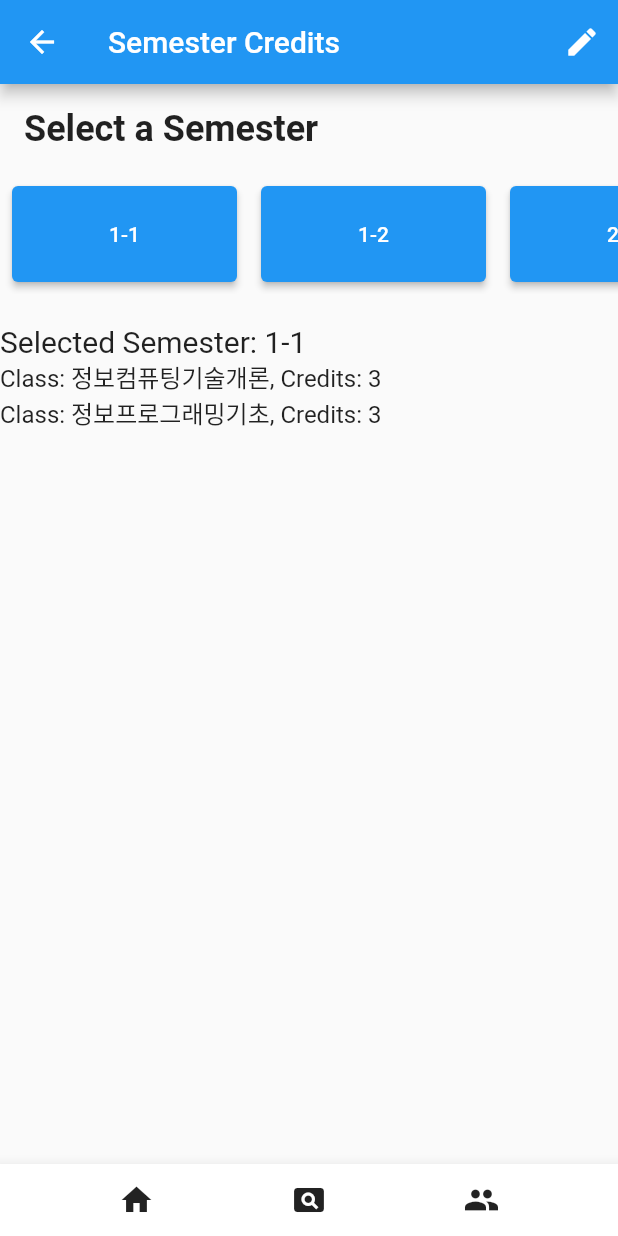
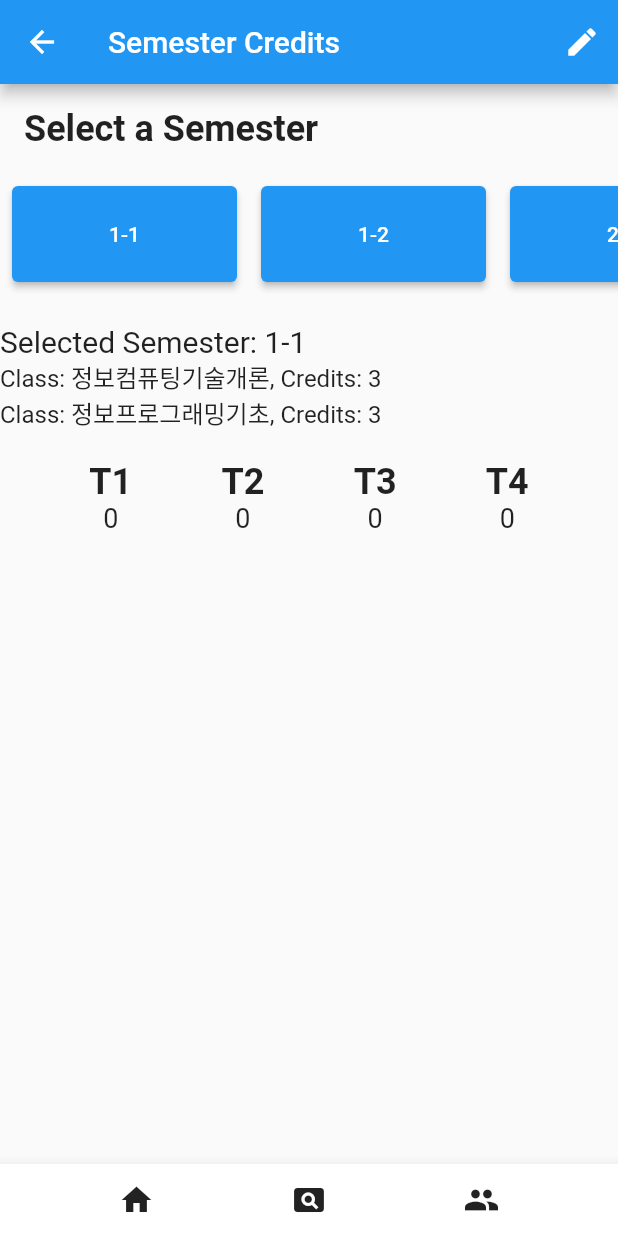
Before and after one commit to Brokepilot/Capstoneprojectfinal, a Flutter app: the ViewPage screen opened by its route, on a phone screen of 412 x 824 dp. Run offline on Flutter 3.47's test engine with Material 2 defaults, Android fonts, the light colour scheme and no system bars; our stand-ins replace fl_chart.

```diff
--- a/lib/pages/mainpage.dart
+++ b/lib/pages/mainpage.dart
@@ -78,7 +78,7 @@ class MainPage extends StatelessWidget {
                 child: Row(
                   mainAxisAlignment: MainAxisAlignment.spaceAround,
                   children: [
-                    Text("Major", style: TextStyle(fontSize: 20)),
+                    Text("AIE", style: TextStyle(fontSize: 20)),
                     _buildMajorColumn('전기'),
                     _buildMajorColumn('전선'),
                     _buildMajorColumn('전필'),
--- a/lib/pages/viewpage.dart
+++ b/lib/pages/viewpage.dart
@@ -16,7 +16,6 @@ class _ViewPageState extends State<ViewPage> {
 
   @override
   void initState() {
-    // TODO: implement initState
     var class1 = ClassTaken(className: '정보컴퓨팅기술개론', creditType: '전기', credits: 3);
     var class2 = ClassTaken(className: '정보프로그래밍기초', creditType: '전기', credits: 3);
     selectedSemester =  Semester(name: '1-1', classesTaken: [class1, class2]);
@@ -80,6 +79,17 @@ class _ViewPageState extends State<ViewPage> {
                 }).toList(),
               ],
             ),
+          SizedBox(height: 20),
+          // Added a new Row widget for the new container
+          Row(
+            mainAxisAlignment: MainAxisAlignment.spaceEvenly,
+            children: [
+              _buildColumn('T1', '0'), // replace '0' with the value you want
+              _buildColumn('T2', '0'), // replace '0' with the value you want
+              _buildColumn('T3', '0'), // replace '0' with the value you want
+              _buildColumn('T4', '0'), // replace '0' with the value you want
+            ],
+          ),
         ],
       ),
       bottomNavigationBar: _buildBottomAppBar(context),
@@ -133,4 +143,20 @@ class _ViewPageState extends State<ViewPage> {
       ),
     );
   }
+
+  Widget _buildColumn(String title, String number) {
+    return Column(
+      children: [
+        Text(
+          title,
+          style: TextStyle(fontSize: 24, fontWeight: FontWeight.bold),
+        ),
+        Text(
+          number,
+          style: TextStyle(fontSize: 18),
+        ),
+      ],
+    );
+  }
+
 }
```
Also changed, not shown: lib/main.dart (+26 -5 lines).
